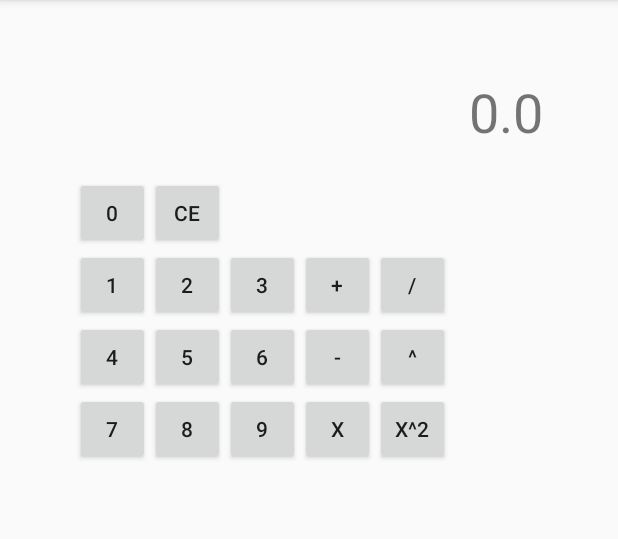
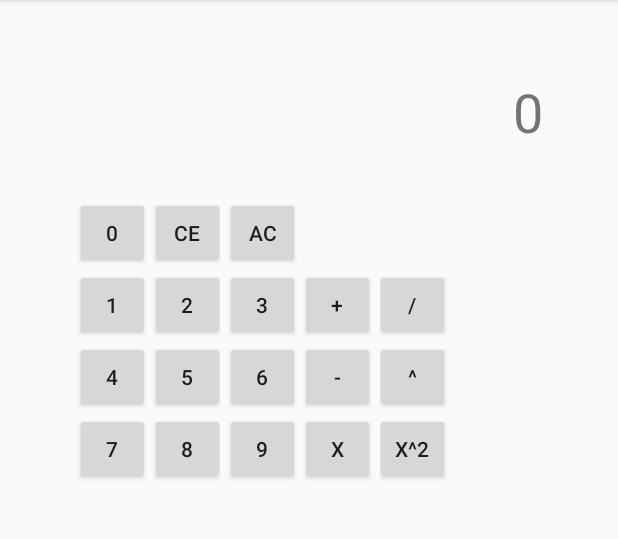
Before and after one commit to slopezvvv/calculadora, an Android app: the screen it shows after launch (ActivityCalculadora), after a tap on an icon or button, on a phone screen of 412 x 824 dp, the part 84-623 px from its top. Run offline under Robolectric (Android 15) with nearby library versions, the phone set to English and light mode, and no system bars; 1 other tap on this screen came first.

Commit message:
FIX: Calculadora funcional. FIX: Botones de reset y elimina digito anterior. FIX: Validacion de numeros enteros. FIX: Valores Strings.
Version beta.

```diff
--- a/app/src/main/java/cl/tuserver/calculadora/ActivityCalculadora.java
+++ b/app/src/main/java/cl/tuserver/calculadora/ActivityCalculadora.java
@@ -19,6 +19,7 @@ public class ActivityCalculadora extends AppCompatActivity {
 
     // botones de control
     private Button btnLimpiar;
+    private Button btnResetear;
 
     // Operaciones aritmeticas botones
     private Button btnSuma, btnResta, btnMulti,
@@ -65,14 +66,27 @@ public class ActivityCalculadora extends AppCompatActivity {
         btnCero = findViewById(R.id.btnCero);
 
         btnLimpiar = findViewById(R.id.btnLimpiar);
+        btnResetear = findViewById(R.id.btnResetear);
+
+        controlListeners();
+        aritmeticaListeners();
+        numpadListeners();
+    }
+
+    private void clear(){
+        tvResultado.setText("0");
+        tvInput.setText("");
+        ultimoResultado = .0;
+    }
+
+    private void controlListeners(){
         btnLimpiar.setOnClickListener(v -> {
             if(tvInput.getText().toString().length() <= 1)
-                tvInput.setText("0");
+                tvInput.setText("");
             else
-                tvInput.setText(tvInput.getText().toString().substring(0, tvInput.getText().toString().length()-1));
+                tvInput.setText(tvInput.getText().toString().substring(tvInput.getText().toString().length()-1));
         });
-        aritmeticaListeners();
-        numpadListeners();
+        btnResetear.setOnClickListener(v -> clear());
     }
 
     private void aritmeticaListeners(){
@@ -174,7 +188,13 @@ public class ActivityCalculadora extends AppCompatActivity {
             }
             historial.put(input.hashCode(), resultado);
             ultimoResultado = resultado;
-            tvResultado.setText(String.valueOf(resultado));
+            String output = String.valueOf(resultado);
+            // Compruebo si el Double es un numero entero, eliminando el cero,
+            // sino se muestra como numero flotante, es decir, sin cambios.
+            if((resultado % 1) == 0)
+                tvResultado.setText(output.substring(0, output.length()-2));
+            else
+                tvResultado.setText(output);
         }
         catch (IndexOutOfBoundsException | NumberFormatException ex){
             doToast("La operacion no es valida");
--- a/app/src/main/res/layout/activity_calculadora.xml
+++ b/app/src/main/res/layout/activity_calculadora.xml
@@ -5,8 +5,17 @@
     android:layout_width="match_parent"
     android:layout_height="match_parent"
     android:orientation="vertical"
-    android:layout_margin="50dp"
     tools:context=".ActivityCalculadora">
+
+    <FrameLayout
+        android:layout_width="match_parent"
+        android:layout_height="match_parent"
+        android:padding="50dp">
+
+        <LinearLayout
+            android:layout_width="match_parent"
+            android:layout_height="match_parent"
+            android:orientation="vertical">
 
             <TextView
                 android:id="@+id/tvResultado"
@@ -20,7 +29,9 @@
                 android:id="@+id/tvInput"
                 android:layout_width="match_parent"
                 android:layout_height="wrap_content"
-        android:ems="10" />
+                android:ems="10"
+                android:textAlignment="textEnd"
+                android:textSize="24sp" />
 
             <LinearLayout
                 android:layout_width="wrap_content"
@@ -37,6 +48,13 @@
                     android:layout_width="50dp"
                     android:layout_height="wrap_content"
                     android:text="@string/btnLimpiar" />
+
+                <Button
+                    android:id="@+id/btnResetear"
+                    android:layout_width="50dp"
+                    android:layout_height="wrap_content"
+                    android:layout_weight="1"
+                    android:text="@string/btnResetear"/>
 
             </LinearLayout>
 
@@ -172,3 +190,7 @@
             </LinearLayout>
 
         </LinearLayout>
+
+    </FrameLayout>
+
+</LinearLayout>
--- a/app/src/main/res/values/strings.xml
+++ b/app/src/main/res/values/strings.xml
@@ -6,8 +6,8 @@
     <string name="btnDividir">/</string>
     <string name="btnPotencia">^</string>
     <string name="btnPotenciaPorDos">x^2</string>
-    <string name="msgHuboUnProblema">La operacion no es valida</string>
     <string name="btnLimpiar">CE</string>
+    <string name="btnResetear">AC</string>
     <string name="btnUno">1</string>
     <string name="btnDos">2</string>
     <string name="btnTres">3</string>
```
Lines whose indentation alone changed are shown as unchanged.
